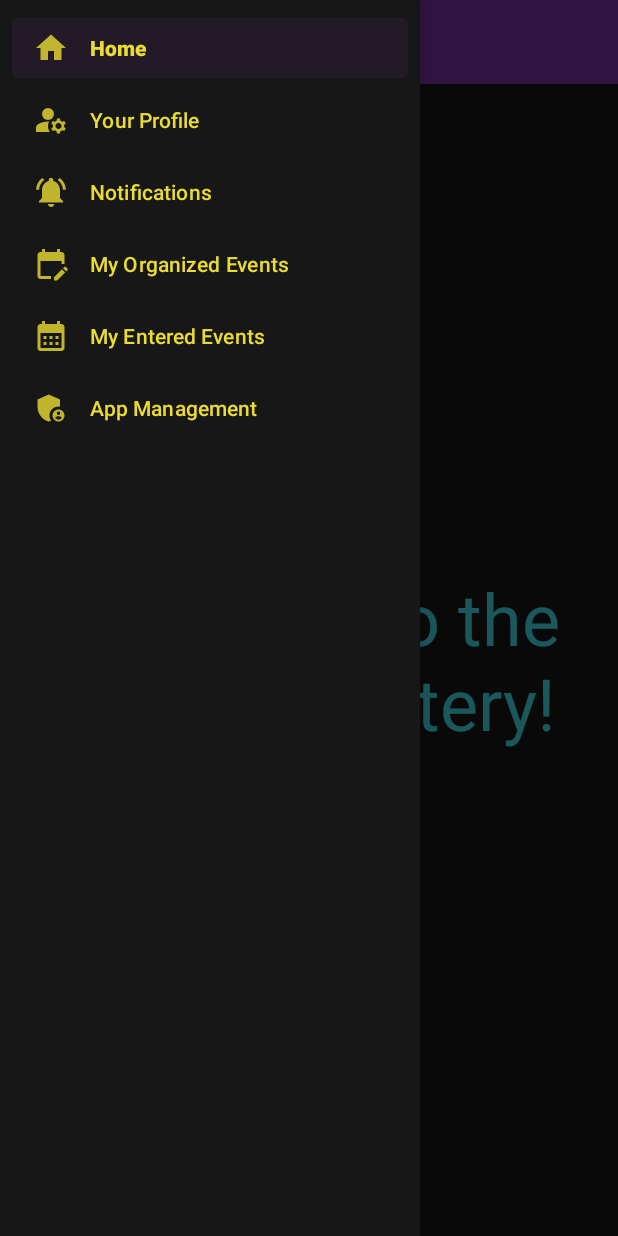
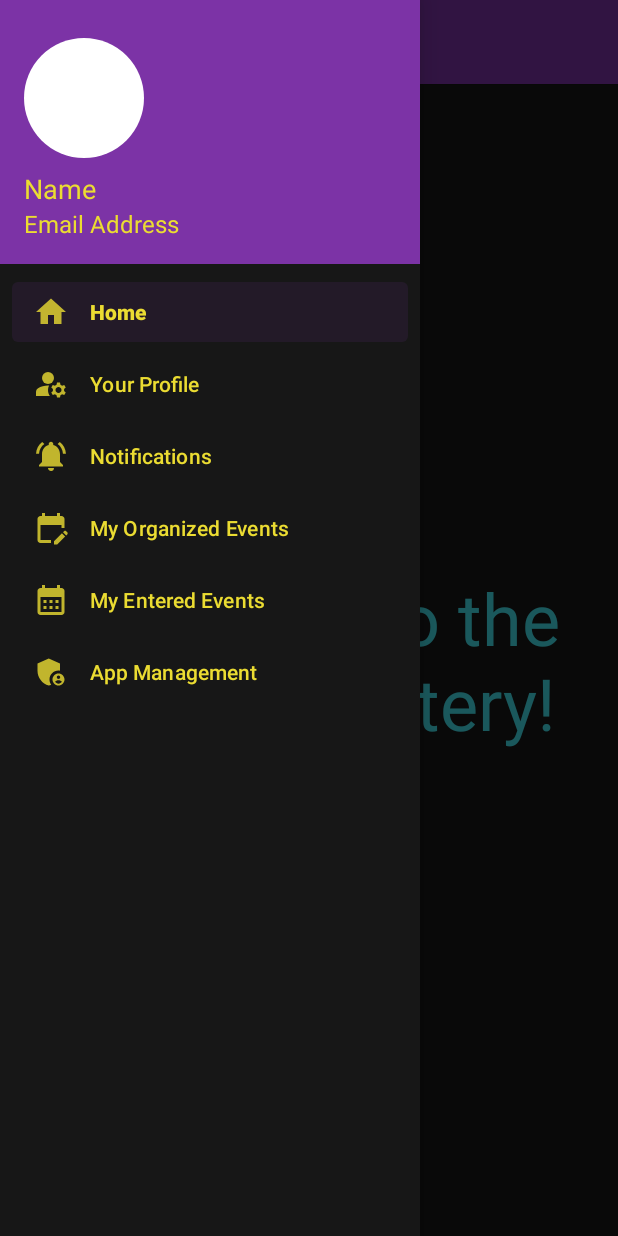
Before and after one commit to CMPUT301F24Noodle/Noodle-Event-Lottery, an Android app: the screen it shows after launch (MainActivity), with the side drawer open, on a phone screen of 412 x 824 dp. Run offline under Robolectric (Android 15) with nearby library versions, the phone set to English and light mode, and no system bars; our stand-ins replace CircleImageView, Firebase (no records; nobody signed in at launch, a user with empty details on screens opened directly), navigation-ui; Roboto replaces fonts that are not available here.

Commit message:
Added the Sidebar back, we love the sidebar, the sidebar is awesome

```diff
--- a/app/app/src/main/java/com/example/myapplication/MainActivity.java
+++ b/app/app/src/main/java/com/example/myapplication/MainActivity.java
@@ -6,9 +6,12 @@ import android.app.NotificationManager;
 import android.app.PendingIntent;
 import android.content.Context;
 import android.content.Intent;
+import android.graphics.Bitmap;
 import android.os.Bundle;
 import android.util.Log;
 import android.view.Menu;
+import android.view.View;
+import android.widget.TextView;
 
 import com.example.myapplication.database.DBConnection;
 import com.example.myapplication.database.EventDB;
@@ -21,6 +24,7 @@ import com.google.android.gms.tasks.OnSuccessListener;
 import com.google.android.material.navigation.NavigationView;
 
 import androidx.core.app.NotificationCompat;
+import androidx.core.view.GravityCompat;
 import androidx.navigation.NavController;
 import androidx.navigation.Navigation;
 import androidx.navigation.ui.AppBarConfiguration;
@@ -33,6 +37,8 @@ import com.google.firebase.firestore.DocumentReference;
 import com.google.firebase.firestore.DocumentSnapshot;
 
 import java.util.ArrayList;
+
+import de.hdodenhof.circleimageview.CircleImageView;
 
 /**
  * Author: Erin-Marie
@@ -57,6 +63,7 @@ public class MainActivity extends AppCompatActivity {
     public NotificationManager notificationManager;
     private final String CHANNEL_ID = "NoodleNotifs";
 
+
     @Override
     protected void onCreate(Bundle savedInstanceState) {
         super.onCreate(savedInstanceState);
@@ -72,9 +79,10 @@ public class MainActivity extends AppCompatActivity {
         setContentView(binding.getRoot());
 
         setSupportActionBar(binding.appBarMain.toolbar);
-
         DrawerLayout drawer = binding.drawerLayout;
         NavigationView navigationView = binding.navView;
+        View headerView = navigationView.getHeaderView(0);
+        CircleImageView profileImage = headerView.findViewById(R.id.nav_header_profile_image);
         // Passing each menu ID as a set of Ids because each
         // menu should be considered as top level destinations.g
         // TODONE: add UserProfile to the nav drawer so it can be selected and we can view the UserProfile fragment
@@ -86,6 +94,12 @@ public class MainActivity extends AppCompatActivity {
         NavController navController = Navigation.findNavController(this, R.id.nav_host_fragment_content_main);
         NavigationUI.setupActionBarWithNavController(this, navController, mAppBarConfiguration);
         NavigationUI.setupWithNavController(navigationView, navController);
+
+        profileImage.setOnClickListener(v -> {
+            navController.navigate(R.id.nav_profile);
+            drawer.closeDrawer(GravityCompat.START);// Replace with the correct ID of your ProfileFragment
+        });
+
     }
 
 
@@ -127,6 +141,7 @@ public class MainActivity extends AppCompatActivity {
         this.userDB.checkUserExists(new OnSuccessListener<DocumentSnapshot>() {
             @Override
             public void onSuccess(DocumentSnapshot snapshot) {
+                BitmapHelper helper = new BitmapHelper();
                 if (snapshot != null) { // user is already in the database
                     // fetch their profile data, make it a userprofile object, and store it as
                     // currentUser
@@ -141,7 +156,8 @@ public class MainActivity extends AppCompatActivity {
                         notifDB.getUserNewNotifications(); //get the list of users unseen notifications
                     }
 
-
+                    Bitmap pfp = helper.loadProfilePicture(user);
+                    updateSidebarHeader(user.getName(),user.getEmail(),pfp);
                     Log.v("SetUpDB", "Set profile for existing user");
 
                 } else { // User is not already in the database
@@ -152,6 +168,8 @@ public class MainActivity extends AppCompatActivity {
                     eventDB.getUserEnteredEvents(user);
                     eventDB.getUserOrgEvents(user);
                     connection.setUser(user);
+                    Bitmap pfp = helper.loadProfilePicture(user);
+                    updateSidebarHeader("Name","Email Address",pfp);
                     Log.v("SetUpDB", "Set profile for new user");
                 }
                 //testCreateNotif();
@@ -249,6 +267,23 @@ public class MainActivity extends AppCompatActivity {
         Log.v(TAG, "notification sent");
     }
 
+    public void updateSidebarHeader(String name, String email, Bitmap profileImage) {
+        NavigationView navigationView = findViewById(R.id.nav_view);
+        View headerView = navigationView.getHeaderView(0);
+
+        // Update name
+        TextView headerName = headerView.findViewById(R.id.nav_header_username);
+        headerName.setText(name);
+
+        // Update email
+        TextView headerEmail = headerView.findViewById(R.id.nav_header_email_address);
+        headerEmail.setText(email);
+
+        // Update profile image
+        CircleImageView headerProfileImage = headerView.findViewById(R.id.nav_header_profile_image);
+        headerProfileImage.setImageBitmap(profileImage);
+    }
+
     // a method used for testing
     public UserProfile getUser(){
         return user;
--- a/app/app/src/main/java/com/example/myapplication/ui/user_profile/MyProfileFragment.java
+++ b/app/app/src/main/java/com/example/myapplication/ui/user_profile/MyProfileFragment.java
@@ -26,6 +26,7 @@ import com.example.myapplication.databinding.FragmentMyProfileBinding;
 import com.example.myapplication.objects.facilityClasses.Facility;
 import com.example.myapplication.objects.userProfileClasses.UserProfile;
 import com.example.myapplication.ui.myevents.DisplayQRCodeFragment;
+import com.google.android.material.navigation.NavigationView;
 
 import de.hdodenhof.circleimageview.CircleImageView;
 
@@ -226,6 +227,7 @@ public class MyProfileFragment extends Fragment {
                 // update the DB
 
                 userDB.updateUserDocument(user);
+                main.updateSidebarHeader(user.getName(), user.getEmail(), helper.loadProfilePicture(user));
 
                 //Display toast
                 CharSequence toastText = "Save Successful";
--- a/app/app/src/main/res/layout/activity_main.xml
+++ b/app/app/src/main/res/layout/activity_main.xml
@@ -23,9 +23,10 @@
         style="@style/MyNavigationViewStyle"
         app:itemTextColor="@color/bonus_yellow"
         app:itemIconTint="@color/bonus_yellow"
-        app:menu="@menu/activity_main_drawer">
-        <!--        app:headerLayout="@layout/nav_header_main"-->
-        <!--        no header, may add back in for part 4-->
+        app:menu="@menu/activity_main_drawer"
+        app:headerLayout="@layout/nav_header_main">
+
+
 
 
     </com.google.android.material.navigation.NavigationView>
--- a/app/app/src/main/res/layout/nav_header_main.xml
+++ b/app/app/src/main/res/layout/nav_header_main.xml
@@ -18,7 +18,8 @@
         android:layout_height="80dp"
         android:layout_gravity="left"
         android:src="@mipmap/placeholderpfp"
-        android:contentDescription="@string/profile_picture" />
+        android:contentDescription="@string/profile_picture"
+        android:clickable="true"/>
 
     <TextView
         android:id="@+id/nav_header_username"
```
